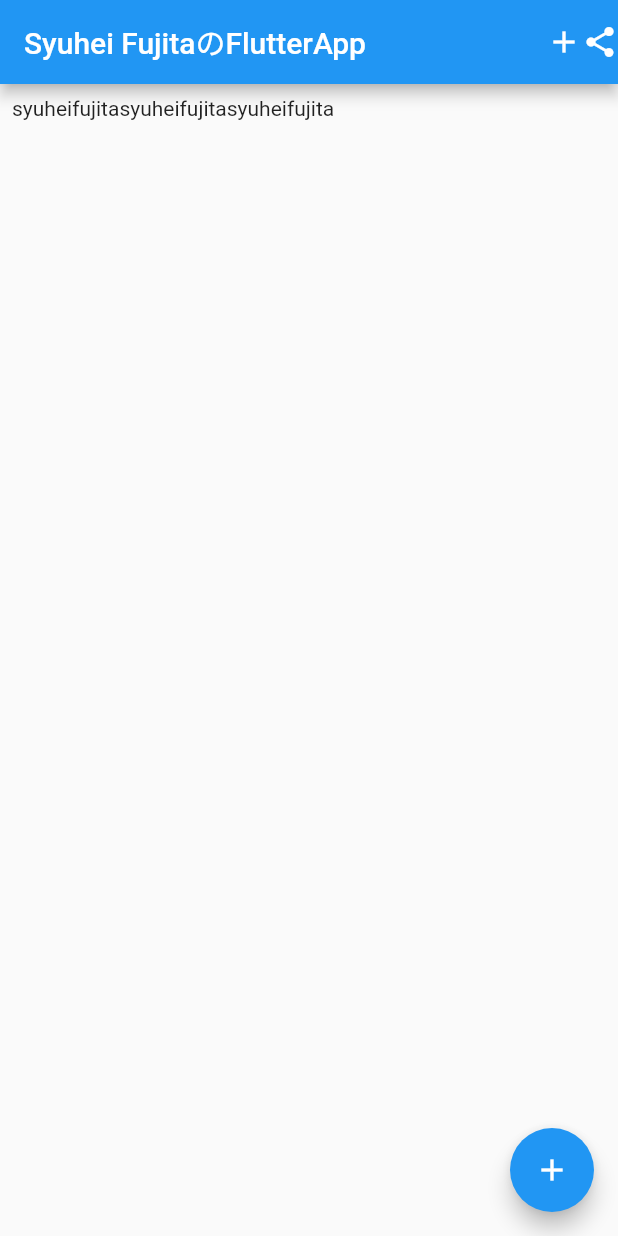
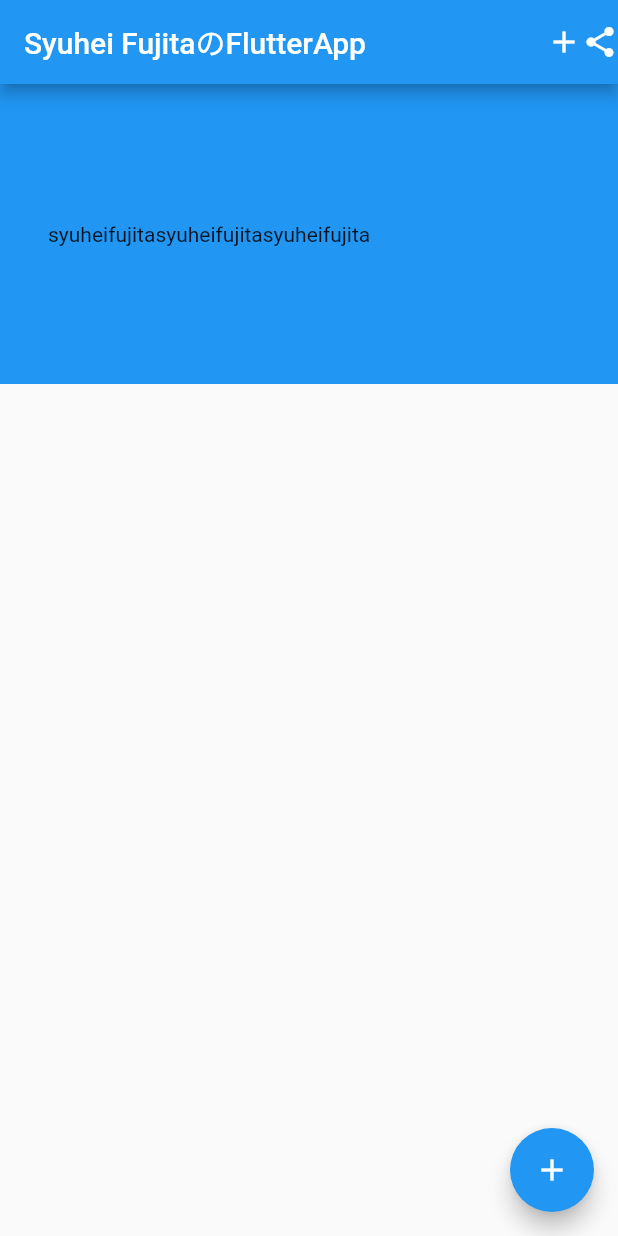
Before and after one commit to shuhei-fujita/flutter_hellowworld, a Flutter app: the screen it shows after launch, on a phone screen of 412 x 824 dp. Run offline on Flutter 3.47's test engine with Material 2 defaults, Android fonts, the phone set to English and light mode, and no system bars.

Commit message:
bodyにcolor, padding height, text を追加した

```diff
--- a/lib/main.dart
+++ b/lib/main.dart
@@ -43,14 +43,18 @@ class _MyHomePageState extends State<MyHomePage> {
           Icon(Icons.share),
         ],
       ),
-      body: Padding(
-        padding: const EdgeInsets.all(8.0),
+      body: Container(
+        height: 200,
+        color: Colors.blue,
+        child: Padding(
+          padding: const EdgeInsets.all(32.0),
           child: Row(
             children: <Widget>[
               Text('syuheifujita'),
               Text('syuheifujita'),
               Text('syuheifujita'),
             ],
+          ),
         ),
       ),
       floatingActionButton: FloatingActionButton(
```
Lines whose indentation alone changed are shown as unchanged.
